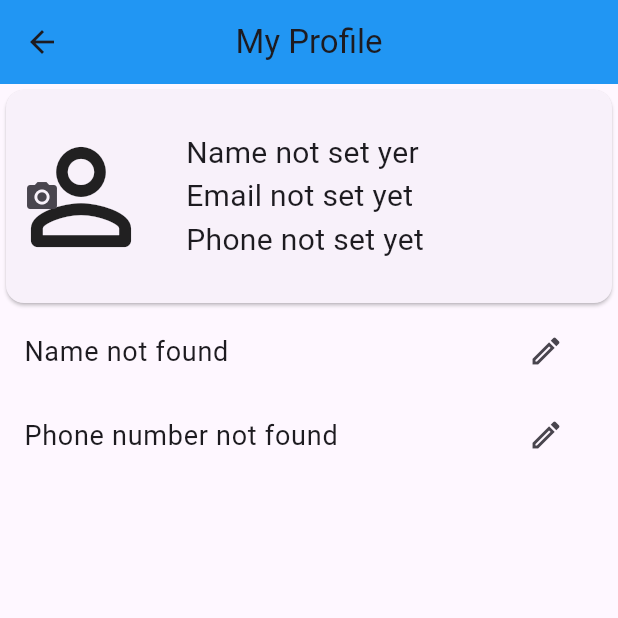
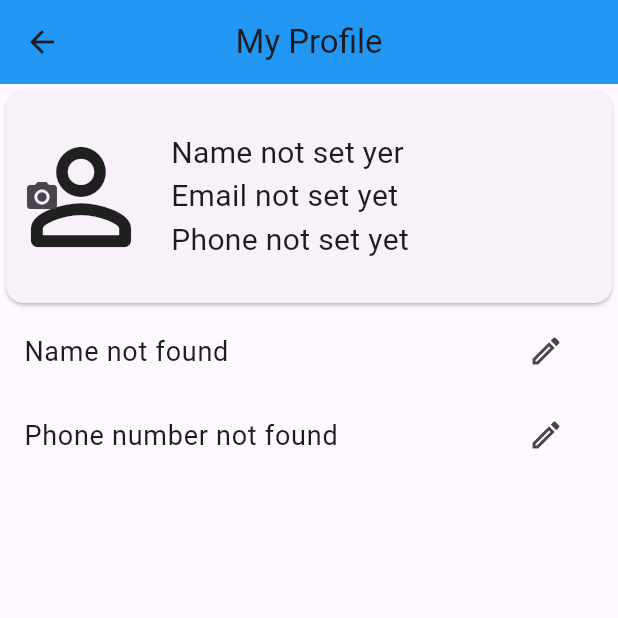
Before and after one commit to md-khadimul-islam/ecom_user, a Flutter app: the UserProfilePage screen opened by its route, on a phone screen of 412 x 824 dp, the top half of it. Run offline on Flutter 3.47's test engine with Material 2 defaults, Android fonts, the phone set to English and light mode, and no system bars; our stand-ins replace cached_network_image, cloud_firestore, firebase_auth, firebase_core, firebase_storage, flutter_easyloading and 4 more; missing offline and left inert: flutter_facebook_auth; accounts and stored records are empty.

Commit message:
user profile

```diff
--- a/lib/pages/user_profile_page.dart
+++ b/lib/pages/user_profile_page.dart
@@ -99,8 +99,8 @@ class _UserProfilePageState extends State<UserProfilePage> {
                         )
                       : Image.file(
                           File(localImagePath!),
-                          height: 100,
-                          width: 100,
+                          height: 90,
+                          width: 90,
                         ),
                   IconButton(
                     onPressed: () async {
@@ -114,7 +114,7 @@ class _UserProfilePageState extends State<UserProfilePage> {
                 ],
               ),
               const SizedBox(
-                width: 20,
+                width: 10,
               ),
               Column(
                 mainAxisSize: MainAxisSize.min,
```
